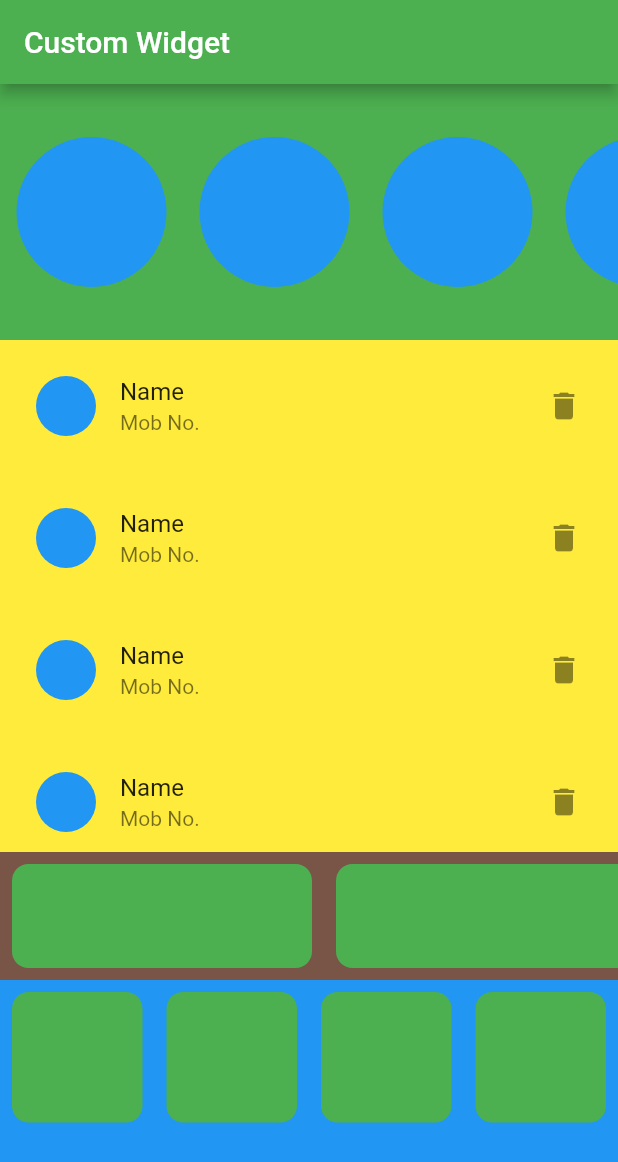
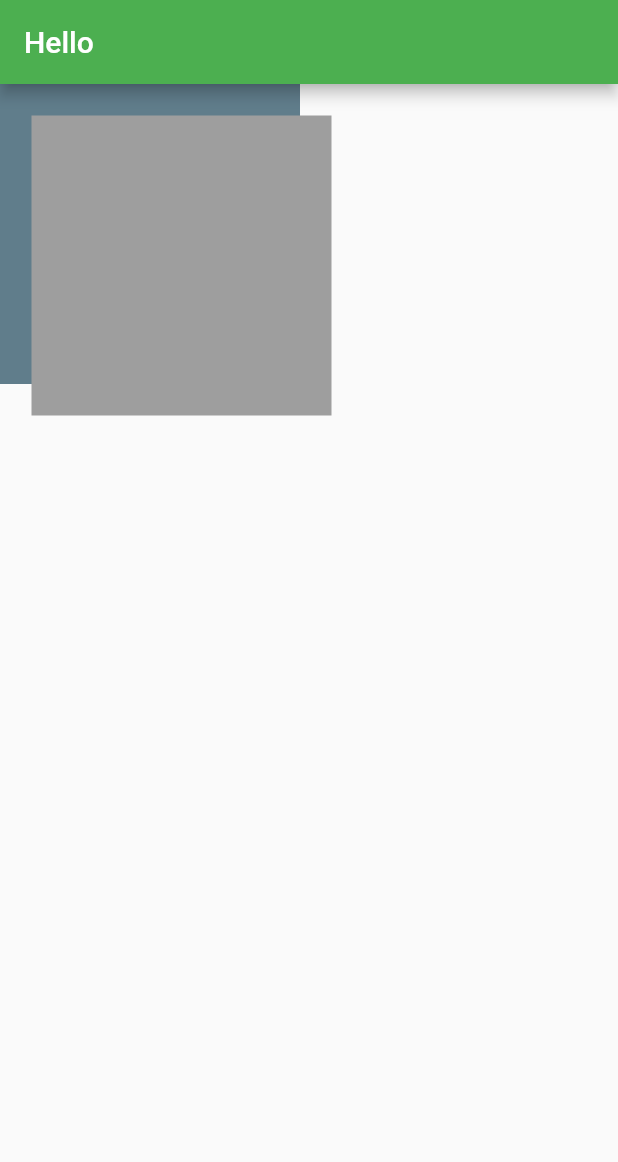
Before and after one commit to sthnischal/Flutter-Basics, a Flutter app: the screen it shows after launch, on a phone screen of 412 x 824 dp. Shown: the top 1162 px of the screen. Run offline on Flutter 3.47's test engine with Material 2 defaults, Android fonts, the phone set to English and light mode, and no system bars.

Commit message:
Stack Widget added

```diff
--- a/flutterbasics/lib/main.dart
+++ b/flutterbasics/lib/main.dart
@@ -35,135 +35,34 @@ class DashBoardScreen extends StatelessWidget {
 
     return Scaffold(
         appBar: AppBar(
-          title: Text('Custom Widget'),
+          title: Text('Hello'),
         ),
         body: Container(
-          child: Column(children: [
-            catItems(),
-            Contact(),
-            SubCatItems(),
-            BottomMenu(),
-          ]),
+          width: 300,
+          height: 300,
+          child: Stack(
+            children: [
+              Container(
+                width: 200,
+                height: 200,
+                color: Colors.blueGrey,
+              ),
+              // Container(
+              //   width: 160,
+              //   height: 160,
+              //   color: Colors.grey,
+              // ),
+              Positioned(
+                left: 21,
+                top: 21,
+                child: Container(
+                  width: 200,
+                  height: 200,
+                  color: Colors.grey,
+                ),
+              )
+            ],
+          ),
         ));
   }
 }
-
-class catItems extends StatelessWidget {
-  @override
-  Widget build(BuildContext context) {
-    return Expanded(
-        flex: 2,
-        child: Container(
-          color: Colors.green,
-          child: ListView.builder(
-              itemBuilder: (context, index) => Padding(
-                    padding: const EdgeInsets.all(11.0),
-                    child: SizedBox(
-                      width: 100,
-                      child: CircleAvatar(
-                        backgroundColor: Colors.blue,
-                      ),
-                    ),
-                  ),
-              itemCount: 10,
-              scrollDirection: Axis.horizontal),
-        ));
-  }
-}
-
-class Contact extends StatelessWidget {
-  @override
-  Widget build(BuildContext context) {
-    return Expanded(
-      flex: 4,
-      child: Container(
-        color: Colors.yellow,
-        child: ListView.builder(
-            itemBuilder: (context, index) => Padding(
-                  padding: const EdgeInsets.all(8.0),
-                  child: ListTile(
-                    leading: CircleAvatar(
-                      backgroundColor: Colors.blue,
-                    ),
-                    title: Text('Name'),
-                    subtitle: Text('Mob No.'),
-                    trailing: Icon(Icons.delete),
-                  ),
-                )),
-      ),
-    );
-  }
-}
-
-class SubCatItems extends StatelessWidget {
-  @override
-  Widget build(BuildContext context) {
-    return Expanded(
-      flex: 1,
-      child: Container(
-        color: Colors.brown,
-        child: ListView.builder(
-          itemBuilder: (context, index) => Padding(
-            padding: const EdgeInsets.all(8.0),
-            child: Container(
-              width: 200,
-              decoration: BoxDecoration(
-                  borderRadius: BorderRadius.circular(11), color: Colors.green),
-            ),
-          ),
-          itemCount: 10,
-          scrollDirection: Axis.horizontal,
-        ),
-      ),
-    );
-  }
-}
-
-class BottomMenu extends StatelessWidget {
-  @override
-  Widget build(BuildContext context) {
-    return Expanded(
-      flex: 2,
-      child: Container(
-        color: Colors.blue,
-        child: GridView.count(
-          crossAxisCount: 4,
-          children: [
-            Padding(
-              padding: const EdgeInsets.all(8.0),
-              child: Container(
-                decoration: BoxDecoration(
-                    borderRadius: BorderRadius.circular(11),
-                    color: Colors.green),
-              ),
-            ),
-            Padding(
-              padding: const EdgeInsets.all(8.0),
-              child: Container(
-                decoration: BoxDecoration(
-                    borderRadius: BorderRadius.circular(11),
-                    color: Colors.green),
-              ),
-            ),
-            Padding(
-              padding: const EdgeInsets.all(8.0),
-              child: Container(
-                decoration: BoxDecoration(
-                    borderRadius: BorderRadius.circular(11),
-                    color: Colors.green),
-              ),
-            ),
-            Padding(
-              padding: const EdgeInsets.all(8.0),
-              child: Container(
-                decoration: BoxDecoration(
-                    borderRadius: BorderRadius.circular(11),
-                    color: Colors.green),
-              ),
-            ),
-          ],
-        ),
-      ),
-    );
-  }
-}
```
